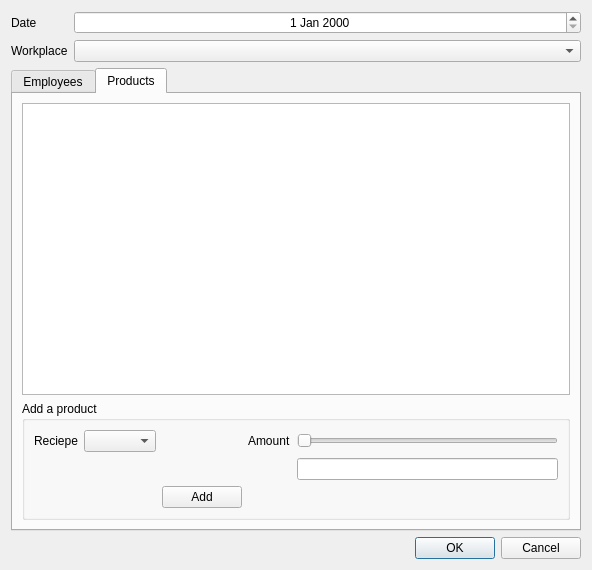
Qt form shiftform.ui (pik694/PAIN_QT_DB) before a commit.
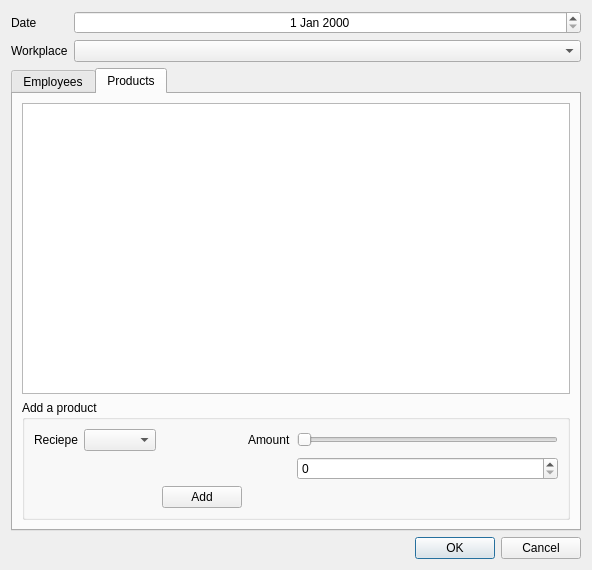
The same form after that commit.

Patch:
```diff
--- a/shiftform.ui
+++ b/shiftform.ui
@@ -104,9 +104,6 @@
           <item row="0" column="1">
            <widget class="QComboBox" name="reciepeCombo"/>
           </item>
-          <item row="1" column="6">
-           <widget class="QLineEdit" name="amountTextField"/>
-          </item>
           <item row="0" column="6">
            <widget class="QSlider" name="amountSlider">
             <property name="orientation">
@@ -128,6 +125,9 @@
             </property>
            </widget>
           </item>
+          <item row="1" column="6">
+           <widget class="QSpinBox" name="amountSpinBox"/>
+          </item>
          </layout>
         </widget>
        </item>
```
Left out of the diff: 2 changed lines with no effect on the pictures.
